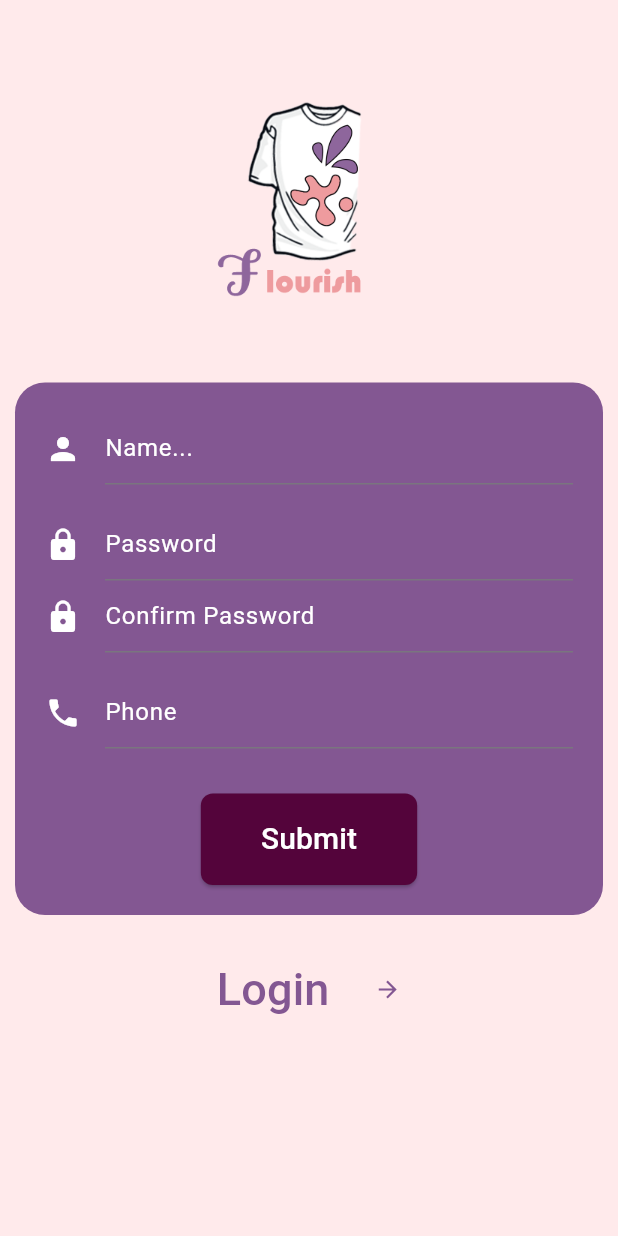
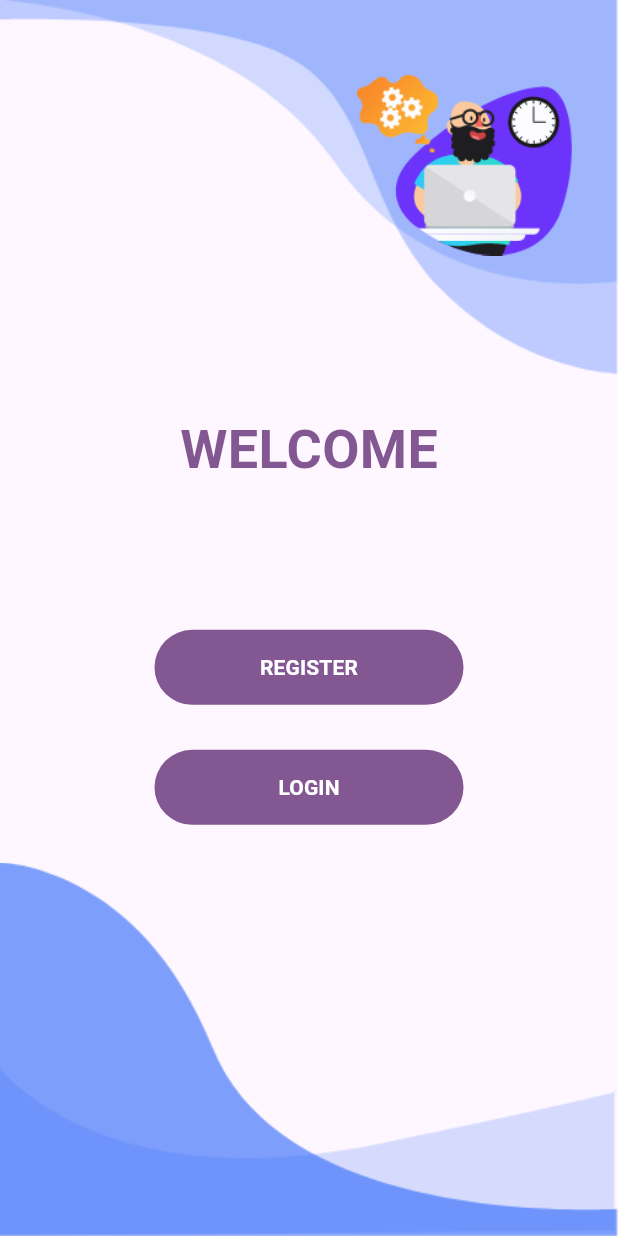
Before and after one commit to Mustafa-isa/flourish-app, a Flutter app: the screen it shows after launch, on a phone screen of 412 x 824 dp. Run offline on Flutter 3.47's test engine with Material 3 defaults, Android fonts, the light colour scheme and no system bars; our stand-ins replace curved_navigation_bar, google_fonts; missing offline and left inert: card_slider, contactus.

Commit message:
editlogin and register

```diff
--- a/lib/Pages/Register.dart
+++ b/lib/Pages/Register.dart
@@ -1,158 +1,113 @@
-// ignore_for_file: prefer_const_constructors
-
-import 'package:flourish/Models/User_model.dart';
+import 'package:flourish/Pages/Login.dart';
+import 'package:flourish/components/background.dart';
 import 'package:flutter/material.dart';
 
-class Register extends StatelessWidget {
-  const Register({super.key});
-
+class RegisterScreen extends StatelessWidget {
   @override
   Widget build(BuildContext context) {
-    final model = User_model();
-    String? pass1;
-    //String? name;
+    Size size = MediaQuery.of(context).size;
+
     return Scaffold(
-      backgroundColor: Color(0xFFFFEAEB),
-      body: SingleChildScrollView(
-        child: Column(
-          children: [
-            SingleChildScrollView(
-              child: Container(
-                margin: EdgeInsets.only(top: 45),
-                child: Column(
-                  crossAxisAlignment: CrossAxisAlignment.center,
-                  mainAxisAlignment: MainAxisAlignment.center,
-                  children: [
-                    Image.asset(
-                      "assets/images/flourish.png",
-                      height: 200,
-                      width: 200,
-                    ),
-                    Container(
-                      decoration: BoxDecoration(
-
-                          borderRadius: BorderRadius.circular(20),
-                          color: Color(0xFF835792)
-                          ),
-                      padding: EdgeInsets.all(20),
-                      margin: EdgeInsets.all(10),
+      body: Background(
+        child: SingleChildScrollView(
           child: Column(
             mainAxisAlignment: MainAxisAlignment.center,
-                        children: [
-                          // Name TextField
-                          TextField(
-                            decoration: InputDecoration(
-                              hintText: 'Name...',
-                              hintStyle: TextStyle(color: Colors.white),
-                              icon: Icon(Icons.person, color: Colors.white),
-                            ),
-                            style: TextStyle(color: Colors.white),
-                            onChanged: (name) {
-                              model.addName(name);
-                              // print(model.Info);
-                            },
-                          ),
-                          SizedBox(height: 16.0),
-                          // Password TextField
-                          TextField(
-                            obscureText: true,
-                            decoration: InputDecoration(
-                              hintText: 'Password',
-                              hintStyle: TextStyle(color: Colors.white),
-                              icon: Icon(Icons.lock, color: Colors.white),
-                            ),
-                            style: TextStyle(color: Colors.white),
-                            // onSubmitted: (pass) => pass1 = pass,
-                            onChanged: (value) => pass1 = value,
-                          ),
-                          TextField(
-                            obscureText: true,
-                            decoration: InputDecoration(
-                              hintText: 'Confirm Password',
-                              hintStyle: TextStyle(color: Colors.white),
-                              icon: Icon(Icons.lock, color: Colors.white),
-                            ),
-                            style: TextStyle(color: Colors.white),
-                            onChanged: (pass) => {
-                              if (pass == pass1)
-                                model.addPassword(pass)
-                              else
-                                print('wrong password'),
-                            },
-                          ),
-                          SizedBox(height: 16.0),
-                          // Phone TextField
-                          TextField(
-                            keyboardType: TextInputType.phone,
-                            decoration: InputDecoration(
-                              hintText: 'Phone',
-                              hintStyle: TextStyle(color: Colors.white),
-                              icon: Icon(
-                                Icons.phone,
-                                color: Colors.white,
+            children: <Widget>[
+              Container(
+                alignment: Alignment.centerLeft,
+                padding: EdgeInsets.symmetric(horizontal: 40),
+                child: Text(
+                  "REGISTER",
+                  style: TextStyle(
+                      fontWeight: FontWeight.bold,
+                      color: Color(0xFF835792),
+                      fontSize: 36),
+                  textAlign: TextAlign.left,
                 ),
               ),
-                            style: TextStyle(color: Colors.white),
-                          ),
-                          SizedBox(height: 30.0),
-                          ElevatedButton(
-                            onPressed: () {
-                              // model.addName(name!);
-                              // model.addPassword(pass1!);
-                              Navigator.pushNamed(context, "/login");
-                              print(model.Info);
-                            },
-                            style: ElevatedButton.styleFrom(
-                              primary: Color.fromARGB(255, 84, 4, 59),
-                              shape: RoundedRectangleBorder(
-                                borderRadius: BorderRadius.circular(8.0),
+              SizedBox(height: size.height * 0.03),
+              Container(
+                alignment: Alignment.center,
+                margin: EdgeInsets.symmetric(horizontal: 40),
+                child: TextField(
+                  decoration: InputDecoration(labelText: "Name"),
                 ),
               ),
-                            child: Padding(
-                              padding: const EdgeInsets.all(16.0),
+              SizedBox(height: size.height * 0.03),
+              Container(
+                alignment: Alignment.center,
+                margin: EdgeInsets.symmetric(horizontal: 40),
+                child: TextField(
+                  decoration: InputDecoration(labelText: "Mobile Number"),
+                ),
+              ),
+              SizedBox(height: size.height * 0.03),
+              Container(
+                alignment: Alignment.center,
+                margin: EdgeInsets.symmetric(horizontal: 40),
+                child: TextField(
+                  decoration: InputDecoration(labelText: "Username"),
+                ),
+              ),
+              SizedBox(height: size.height * 0.03),
+              Container(
+                alignment: Alignment.center,
+                margin: EdgeInsets.symmetric(horizontal: 40),
+                child: TextField(
+                  decoration: InputDecoration(labelText: "Password"),
+                  obscureText: true,
+                ),
+              ),
+              SizedBox(height: size.height * 0.05),
+              Container(
+                alignment: Alignment.centerRight,
+                margin: EdgeInsets.symmetric(horizontal: 40, vertical: 10),
+                child: MaterialButton(
+                  onPressed: () {
+                    Navigator.pushNamed(context, "/login");
+                  },
+                  shape: RoundedRectangleBorder(
+                      borderRadius: BorderRadius.circular(80.0)),
+                  textColor: Colors.white,
+                  padding: const EdgeInsets.all(0),
+                  child: Container(
+                    alignment: Alignment.center,
+                    height: 50.0,
+                    width: size.width * 0.5,
+                    decoration: new BoxDecoration(
+                      borderRadius: BorderRadius.circular(80.0),
+                      color: Color(0xFF835792),
+                    ),
+                    padding: const EdgeInsets.all(0),
                     child: Text(
-                                'Submit',
-                                style: TextStyle(
-                                    color: Colors.white, fontSize: 20),
+                      "SIGN UP",
+                      textAlign: TextAlign.center,
+                      style: TextStyle(fontWeight: FontWeight.bold),
                     ),
                   ),
                 ),
-                        ],
+              ),
+              Container(
+                alignment: Alignment.centerRight,
+                margin: EdgeInsets.symmetric(horizontal: 40, vertical: 10),
+                child: GestureDetector(
+                  onTap: () => {
+                    Navigator.push(context,
+                        MaterialPageRoute(builder: (context) => LoginScreen()))
+                  },
+                  child: Text(
+                    "Already Have an Account? Sign in",
+                    style: TextStyle(
+                        fontSize: 12,
+                        fontWeight: FontWeight.bold,
+                        color: Color(0xFF835792)),
                   ),
                 ),
-                    Container(
-                      margin: EdgeInsets.only(top: 10),
-                      child: TextButton(
-                          onPressed: () {
-                            Navigator.pushNamed(context, "/login");
-                          },
-                          child: Row(
-                            mainAxisAlignment: MainAxisAlignment.center,
-                            crossAxisAlignment: CrossAxisAlignment.center,
-                            children: [
-                              Text(
-                                "Login",
-                                style: TextStyle(
-                                    fontSize: 30,
-                                    color: Color(0xFF835792)),
-                              ),
-                              SizedBox(
-                                width: 30,
-                              ),
-                              Icon(
-                                Icons.arrow_forward,
-                                color: Color(0xFF835792),
-                              ),
-                            ],
-                          )),
               )
             ],
           ),
         ),
       ),
-          ],
-        ),
-      ),
     );
   }
 }
--- /dev/null
+++ b/lib/Pages/Welcom.dart
@@ -0,0 +1,99 @@
+import 'package:flourish/Pages/Login.dart';
+import 'package:flourish/Pages/Register.dart';
+import 'package:flourish/components/background.dart';
+import 'package:flutter/material.dart';
+
+class Welcome extends StatelessWidget {
+  @override
+  Widget build(BuildContext context) {
+    Size size = MediaQuery.of(context).size;
+
+    return Scaffold(
+      body: Background(
+        child: Column(
+          mainAxisAlignment: MainAxisAlignment.center,
+          children: <Widget>[
+            Container(
+              alignment: Alignment.center,
+              margin: EdgeInsets.only(bottom: 70),
+              child: Text(
+                "WELCOME",
+                style: TextStyle(
+                    fontWeight: FontWeight.bold,
+                    color: Color(0xFF835792),
+                    fontSize: 36),
+                textAlign: TextAlign.left,
+              ),
+            ),
+            SizedBox(height: size.height * 0.03),
+            Center(
+              child: Container(
+                alignment: Alignment.center,
+                child: MaterialButton(
+                  onPressed: () {
+                    Navigator.push(
+                        context,
+                        MaterialPageRoute(
+                            builder: (context) => RegisterScreen()));
+                  },
+                  shape: RoundedRectangleBorder(
+                      borderRadius: BorderRadius.circular(80.0)),
+                  textColor: Colors.white,
+                  padding: const EdgeInsets.all(0),
+                  child: Container(
+                    alignment: Alignment.center,
+                    height: 50.0,
+                    width: size.width * 0.5,
+                    decoration: new BoxDecoration(
+                        borderRadius: BorderRadius.circular(80.0),
+                        color: Color(0xFF835792)),
+                    padding: const EdgeInsets.all(0),
+                    child: Text(
+                      "REGISTER",
+                      textAlign: TextAlign.center,
+                      style: TextStyle(fontWeight: FontWeight.bold),
+                    ),
+                  ),
+                ),
+              ),
+            ),
+            SizedBox(
+              height: 30,
+            ),
+            Center(
+              child: Container(
+                alignment: Alignment.center,
+                child: MaterialButton(
+                  onPressed: () {
+                      Navigator.push(
+                        context,
+                        MaterialPageRoute(
+                            builder: (context) => LoginScreen()));
+                  },
+                  shape: RoundedRectangleBorder(
+                      borderRadius: BorderRadius.circular(80.0)),
+                  textColor: Colors.white,
+                  padding: const EdgeInsets.all(0),
+                  child: Container(
+                    alignment: Alignment.center,
+                    height: 50.0,
+                    width: size.width * 0.5,
+                    decoration: new BoxDecoration(
+                        borderRadius: BorderRadius.circular(80.0),
+                        color: Color(0xFF835792)),
+                    padding: const EdgeInsets.all(0),
+                    child: Text(
+                      "LOGIN",
+                      textAlign: TextAlign.center,
+                      style: TextStyle(fontWeight: FontWeight.bold),
+                    ),
+                  ),
+                ),
+              ),
+            ),
+          ],
+        ),
+      ),
+    );
+  }
+}
--- /dev/null
+++ b/lib/components/background.dart
@@ -0,0 +1,66 @@
+import 'package:flutter/material.dart';
+
+class Background extends StatelessWidget {
+  final Widget child;
+
+  const Background({
+    Key? key,
+    required this.child,
+  }) : super(key: key);
+
+  @override
+  Widget build(BuildContext context) {
+    Size size = MediaQuery.of(context).size;
+
+    return Container(
+      width: double.infinity,
+      height: size.height,
+      child: Stack(
+        alignment: Alignment.center,
+        children: <Widget>[
+          Positioned(
+            top: 0,
+            right: 0,
+            child: Image.asset(
+              "assets/images/top1.png",
+              width: size.width
+            ),
+          ),
+          Positioned(
+            top: 0,
+            right: 0,
+            child: Image.asset(
+              "assets/images/top2.png",
+              width: size.width
+            ),
+          ),
+          Positioned(
+            top: 50,
+            right: 30,
+            child: Image.asset(
+              "assets/images/main.png",
+              width: size.width * 0.35
+            ),
+          ),
+          Positioned(
+            bottom: 0,
+            right: 0,
+            child: Image.asset(
+              "assets/images/bottom1.png",
+              width: size.width
+            ),
+          ),
+          Positioned(
+            bottom: 0,
+            right: 0,
+            child: Image.asset(
+              "assets/images/bottom2.png",
+              width: size.width
+            ),
+          ),
+          child
+        ],
+      ),
+    );
+  }
+}
--- a/lib/main.dart
+++ b/lib/main.dart
@@ -2,6 +2,7 @@
 import 'package:flourish/Pages/Login.dart';
 import 'package:flourish/Pages/Register.dart';
 import 'package:flourish/Pages/Route.dart';
+import 'package:flourish/Pages/Welcom.dart';
 import 'package:flutter/material.dart';
 
 void main() {
@@ -20,10 +21,11 @@ class MyApp extends StatelessWidget {
         colorScheme: ColorScheme.fromSeed(seedColor: Colors.deepPurple),
         useMaterial3: true,
       ),
-initialRoute: "/",
+initialRoute: "/welcome",
       routes: {
-        "/":(context) => Register(),
-        "/login":(context) => Login(),
+        "/":(context) => RegisterScreen(),
+        "/login":(context) => LoginScreen(),
+            "/welcome":(context) => Welcome(),
         "/route":(context) => RoutePage()
       },
 
```
Also changed, not shown: lib/Pages/Login.dart (+97 -92 lines), assets/images/bottom1.png (added), assets/images/bottom2.png (added), assets/images/main.png (added), assets/images/top1.png (added), assets/images/top2.png (added). Lines whose indentation alone changed are shown as unchanged.
